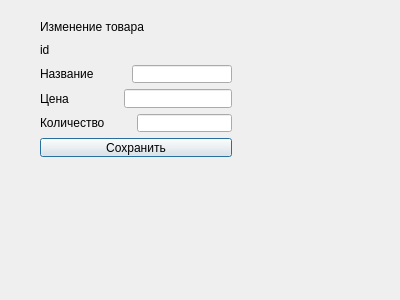
This is Product.ui in Motich351/Database as Qt 5 draws it before an edit. The edited form follows.
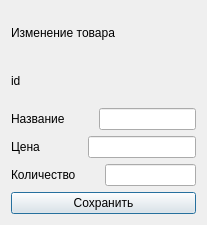
This is the edited form.

```diff
--- a/Product.ui
+++ b/Product.ui
@@ -6,22 +6,15 @@
    <rect>
     <x>0</x>
     <y>0</y>
-    <width>400</width>
-    <height>300</height>
+    <width>207</width>
+    <height>225</height>
    </rect>
   </property>
   <property name="windowTitle">
    <string>Dialog</string>
   </property>
-  <widget class="QWidget" name="layoutWidget">
-   <property name="geometry">
-    <rect>
-     <x>40</x>
-     <y>20</y>
-     <width>192</width>
-     <height>137</height>
-    </rect>
-   </property>
+  <layout class="QVBoxLayout" name="verticalLayout_2">
+   <item>
    <layout class="QVBoxLayout" name="verticalLayout">
     <item>
      <widget class="QLabel" name="label">
@@ -143,7 +136,8 @@
      </widget>
     </item>
    </layout>
-  </widget>
+   </item>
+  </layout>
  </widget>
  <resources/>
  <connections/>
```
Lines whose indentation alone changed are shown as unchanged.
